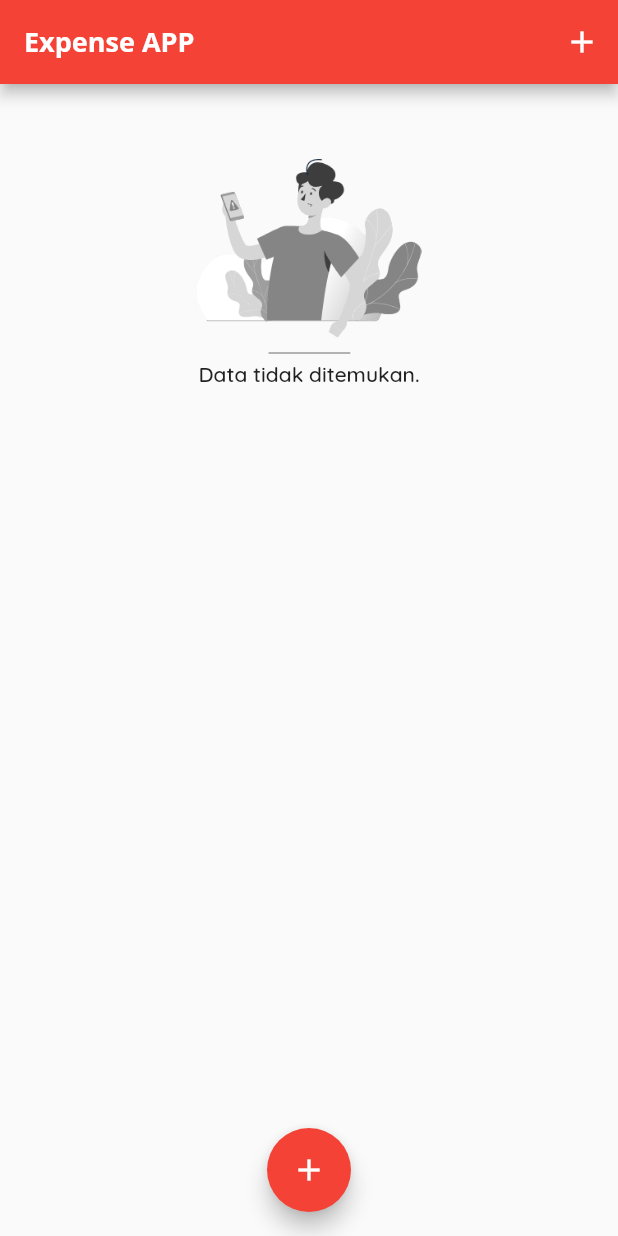
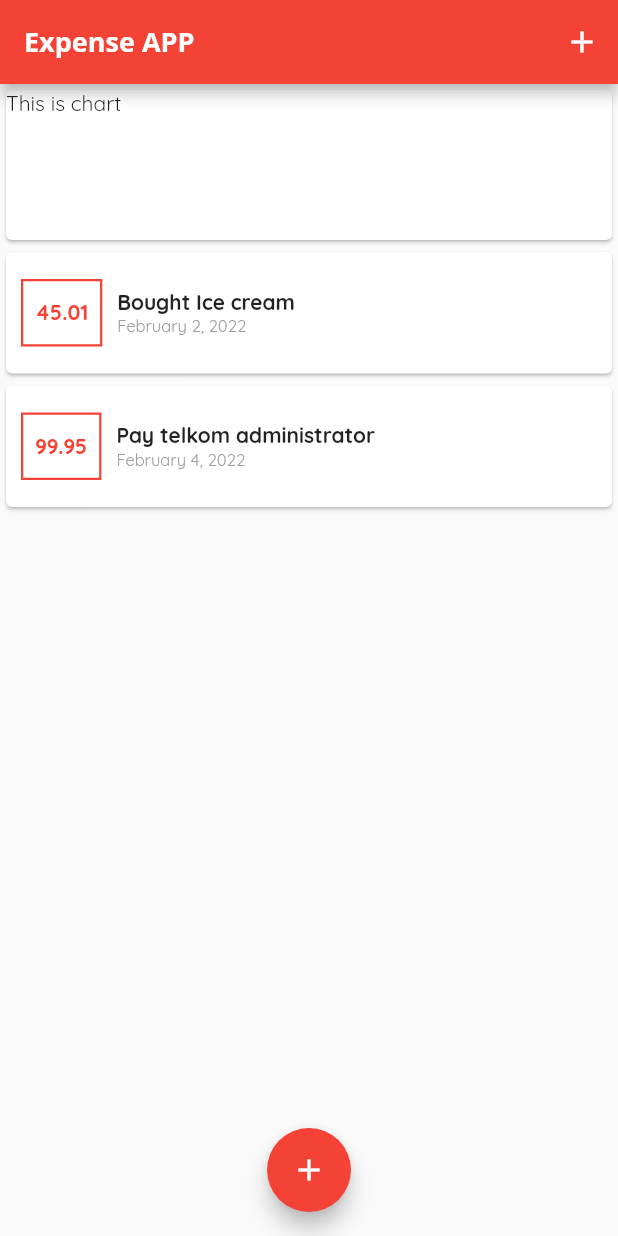
Before and after one commit to zinct/flutter-expense, a Flutter app: the screen it shows after launch, on a phone screen of 412 x 824 dp. Run offline on Flutter 3.47's test engine with Material 2 defaults, Android fonts, the phone set to English and light mode, and no system bars.

Commit message:
Looping Through Lists

```diff
--- a/lib/main.dart
+++ b/lib/main.dart
@@ -1,9 +1,11 @@
 import 'package:expense/model/transaction.dart';
 import 'package:expense/transaction/transaction_form.dart';
 import 'package:expense/transaction/transaction_list.dart';
+import 'package:expense/widgets/chart.dart';
 import 'package:expense/widgets/not_found.dart';
 import 'package:flutter/material.dart';
 import 'package:expense/transaction/transaction_container.dart';
+import 'package:intl/date_symbol_data_local.dart';
 
 void main() => runApp(App());
 
@@ -14,13 +16,16 @@ class App extends StatefulWidget {
 
 class _AppState extends State<App> {
   final List<Transaction> transactions = [
-    // Transaction(
-    //     id: 1, name: 'Bought Ice cream', amount: 45.01, date: DateTime.now()),
-    // Transaction(
-    //     id: 2,
-    //     name: 'Pay telkom administrator',
-    //     amount: 99.95,
-    //     date: DateTime.now()),
+    Transaction(
+        id: 1,
+        name: 'Bought Ice cream',
+        amount: 45.01,
+        date: DateTime.now().subtract(Duration(days: 2))),
+    Transaction(
+        id: 2,
+        name: 'Pay telkom administrator',
+        amount: 99.95,
+        date: DateTime.now()),
     // Transaction(
     //     id: 2,
     //     name: 'Pay telkom administrator',
@@ -47,6 +52,11 @@ class _AppState extends State<App> {
     //     amount: 400000,
     //     date: DateTime.now()),
   ];
+
+  void initState() {
+    super.initState();
+    initializeDateFormatting();
+  }
 
   void _openCreateTransactionModal(BuildContext context) {
     showModalBottomSheet(
@@ -95,17 +105,14 @@ class _AppState extends State<App> {
                   icon: Icon(Icons.add))
             ],
           ),
-          body: Column(
+          body: ListView(
             children: [
-              // Card(
-              //   color: Colors.amber,
-              //   child: Container(
-              //     width: double.infinity,
-              //     height: 100,
-              //     child: Text('Chart'),
-              //   ),
-              // ),
-              TransactionList(transactions),
+              Column(
+                children: [
+                  Chart(transactions: transactions),
+                  TransactionList(transactions),
+                ],
+              )
             ],
           ),
           floatingActionButtonLocation:
--- a/lib/transaction/transaction_list.dart
+++ b/lib/transaction/transaction_list.dart
@@ -19,8 +19,7 @@ class TransactionList extends StatelessWidget {
                     TransactionItem(transactions[index]),
               )
             : NotFound(
-              margin: EdgeInsets.only(top: 50),
-            ),
-    );
+                padding: EdgeInsets.only(top: 50),
+              ));
   }
 }
--- /dev/null
+++ b/lib/widgets/chart.dart
@@ -0,0 +1,39 @@
+import 'package:expense/model/transaction.dart';
+import 'package:flutter/material.dart';
+import 'package:intl/intl.dart';
+
+class Chart extends StatelessWidget {
+  final List<Transaction> transactions;
+
+  dynamic get recentTransactions {
+    DateTime week = DateTime.now().subtract(Duration(days: 7));
+
+    return List.generate(7, (index) {
+      final weekDay = DateTime.now().subtract(Duration(days: index + 1));
+
+      double total = 0;
+      for (int i = 0; i < transactions.length; i++) {
+        if (transactions[i].date.day == weekDay.day &&
+            transactions[i].date.month == weekDay.month &&
+            transactions[i].date.year == weekDay.year)
+          total += transactions[i].amount;
+      }
+
+      return {'name': DateFormat.E('id_ID').format(weekDay), 'total': total};
+    });
+  }
+
+  const Chart({Key? key, required this.transactions}) : super(key: key);
+
+  @override
+  Widget build(BuildContext context) {
+    print(recentTransactions);
+    return Card(
+      child: Container(
+        height: 100,
+        width: double.infinity,
+        child: Text("This is chart"),
+      ),
+    );
+  }
+}
--- a/lib/widgets/not_found.dart
+++ b/lib/widgets/not_found.dart
@@ -1,13 +1,14 @@
 import 'package:flutter/material.dart';
 
 class NotFound extends StatelessWidget {
-  final EdgeInsets margin;
-  NotFound({Key? key, this.margin = const EdgeInsets.all(0)}) : super(key: key);
+  final EdgeInsets padding;
+  NotFound({Key? key, this.padding = const EdgeInsets.all(0)})
+      : super(key: key);
 
   @override
   Widget build(BuildContext context) {
     return Container(
-      margin: margin,
+      padding: padding,
       width: double.infinity,
       child: Column(
         crossAxisAlignment: CrossAxisAlignment.center,
```
Lines whose indentation alone changed are shown as unchanged.
